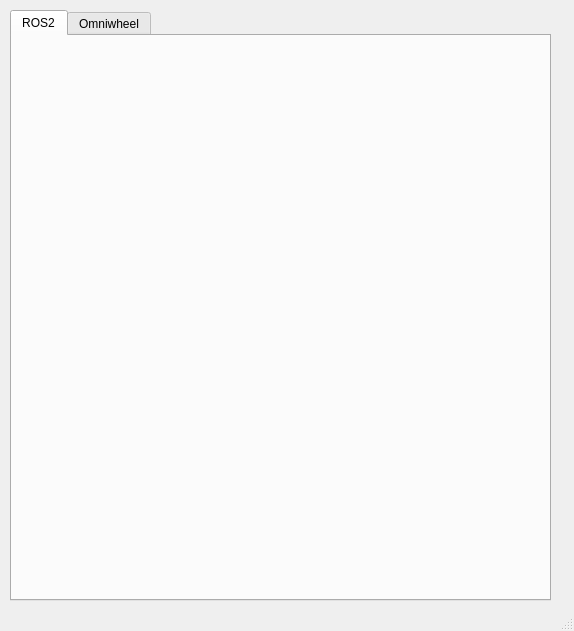
Bakso14/pyqt_omniwheel, file form.ui: the form before one commit.
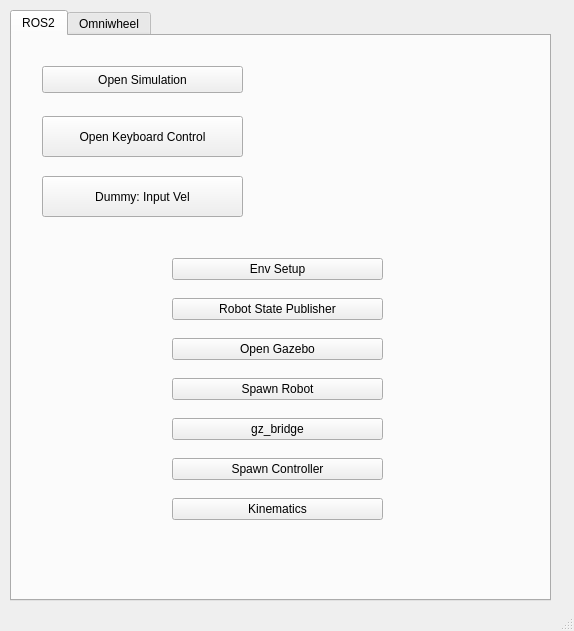
The form after the commit. The open tabs and pages were chosen to show the change.

Commit message: tampilan_baru

What changed in the file:
```diff
--- a/form.ui
+++ b/form.ui
@@ -30,6 +30,106 @@
      <attribute name="title">
       <string>ROS2</string>
      </attribute>
+     <widget class="QPushButton" name="pushButton">
+      <property name="geometry">
+       <rect>
+        <x>30</x>
+        <y>30</y>
+        <width>201</width>
+        <height>27</height>
+       </rect>
+      </property>
+      <property name="text">
+       <string>Open Simulation</string>
+      </property>
+     </widget>
+     <widget class="QPushButton" name="pushButton_2">
+      <property name="geometry">
+       <rect>
+        <x>30</x>
+        <y>80</y>
+        <width>201</width>
+        <height>41</height>
+       </rect>
+      </property>
+      <property name="text">
+       <string>Open Keyboard Control</string>
+      </property>
+     </widget>
+     <widget class="QPushButton" name="pushButton_3">
+      <property name="geometry">
+       <rect>
+        <x>30</x>
+        <y>140</y>
+        <width>201</width>
+        <height>41</height>
+       </rect>
+      </property>
+      <property name="text">
+       <string>Dummy: Input Vel</string>
+      </property>
+     </widget>
+     <widget class="QWidget" name="">
+      <property name="geometry">
+       <rect>
+        <x>160</x>
+        <y>210</y>
+        <width>211</width>
+        <height>291</height>
+       </rect>
+      </property>
+      <layout class="QVBoxLayout" name="verticalLayout_2">
+       <item>
+        <widget class="QPushButton" name="buttonRos1">
+         <property name="text">
+          <string>Env Setup</string>
+         </property>
+        </widget>
+       </item>
+       <item>
+        <widget class="QPushButton" name="buttonRos2">
+         <property name="text">
+          <string>Robot State Publisher</string>
+         </property>
+        </widget>
+       </item>
+       <item>
+        <widget class="QPushButton" name="buttonRos3">
+         <property name="text">
+          <string>Open Gazebo</string>
+         </property>
+        </widget>
+       </item>
+       <item>
+        <widget class="QPushButton" name="buttonRos4">
+         <property name="text">
+          <string>Spawn Robot</string>
+         </property>
+        </widget>
+       </item>
+       <item>
+        <widget class="QPushButton" name="buttonRos5">
+         <property name="text">
+          <string>gz_bridge</string>
+         </property>
+        </widget>
+       </item>
+       <item>
+        <widget class="QPushButton" name="buttonRos6">
+         <property name="text">
+          <string>Spawn Controller</string>
+         </property>
+        </widget>
+       </item>
+       <item>
+        <widget class="QPushButton" name="buttonRos7">
+         <property name="text">
+          <string>Kinematics</string>
+         </property>
+        </widget>
+       </item>
+      </layout>
+     </widget>
     </widget>
     <widget class="QWidget" name="Omniwheel">
      <attribute name="title">
```
Left out of the diff: 123 changed lines with no effect on the pictures.
